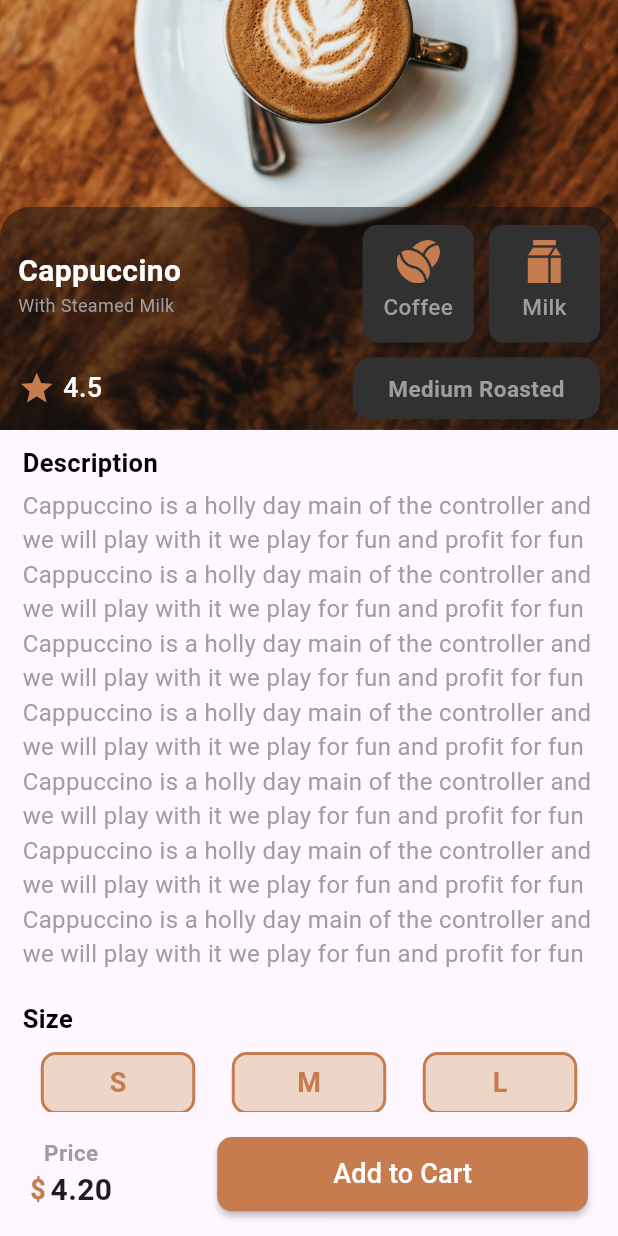
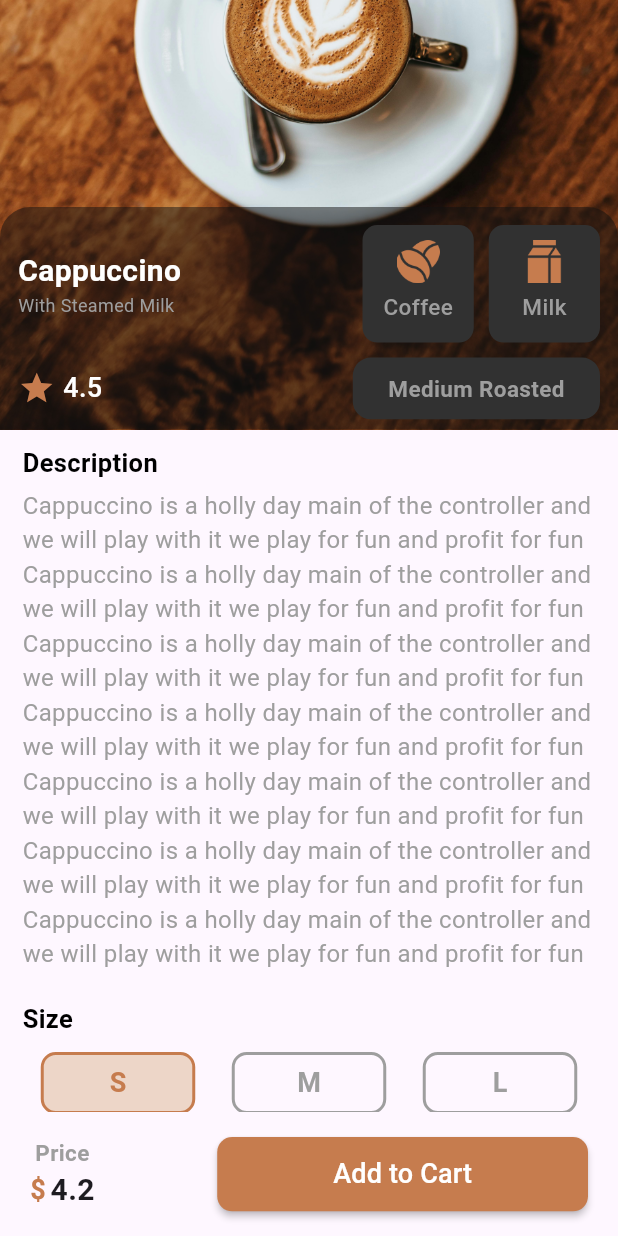
Before and after one commit to H0ss1m/coffee_shop, a Flutter app: the screen it shows after launch, scrolled down 208 dp, on a phone screen of 412 x 824 dp. Run offline on Flutter 3.47's test engine with Material 3 defaults, Android fonts, the phone set to English and light mode, and no system bars; our stand-ins replace awesome_dialog, awesome_snackbar_content, badges, firebase_auth, firebase_core, firebase_database and 4 more; accounts and stored records are empty.

Commit message:
Refactor DetailsController and Details view for size selection logic and dynamic values

```diff
--- a/lib/view/details/controller/details_controller.dart
+++ b/lib/view/details/controller/details_controller.dart
@@ -1,23 +1,8 @@
 import 'package:get/get.dart';
 
 class DetailsController extends GetxController {
-  // Controller for details view
-  bool small = true; // Toggle for small/large view
-  bool medium = false; // Toggle for medium view
-  bool large = false; // Toggle for large view
 
   void toggleSize() {
-    // Toggle between small, medium, and large sizes
-    if (small == true) {
-      medium = false;
-      large = false;
-    } else if (medium == true) {
-      small = false;
-      large = false;
-    } else {
-      small = false;
-      medium = false;
-    }
     update(); // Update the UI
   }
 }
--- a/lib/view/details/view/details.dart
+++ b/lib/view/details/view/details.dart
@@ -10,14 +10,18 @@ import 'package:get/get.dart';
 class Details extends StatelessWidget {
   Details({super.key});
 
-  String name = 'Cappuccino';
-  String extra = 'With Steamed Milk';
+  String name = 'Cappuccino'; // Change it to dynamic value.
+  String extra = 'With Steamed Milk'; // Change it to dynamic value.
   String description =
-      'Cappuccino is a holly day main of the controller and we will play with it we play for fun and profit for fun Cappuccino is a holly day main of the controller and we will play with it we play for fun and profit for fun Cappuccino is a holly day main of the controller and we will play with it we play for fun and profit for fun Cappuccino is a holly day main of the controller and we will play with it we play for fun and profit for fun Cappuccino is a holly day main of the controller and we will play with it we play for fun and profit for fun Cappuccino is a holly day main of the controller and we will play with it we play for fun and profit for fun Cappuccino is a holly day main of the controller and we will play with it we play for fun and profit for fun';
-  String roast = 'Medium Roasted';
-  double rate = 4.5;
-  double price = 4.20;
-  String size = 'S';
+      'Cappuccino is a holly day main of the controller and we will play with it we play for fun and profit for fun Cappuccino is a holly day main of the controller and we will play with it we play for fun and profit for fun Cappuccino is a holly day main of the controller and we will play with it we play for fun and profit for fun Cappuccino is a holly day main of the controller and we will play with it we play for fun and profit for fun Cappuccino is a holly day main of the controller and we will play with it we play for fun and profit for fun Cappuccino is a holly day main of the controller and we will play with it we play for fun and profit for fun Cappuccino is a holly day main of the controller and we will play with it we play for fun and profit for fun'; // Change it to dynamic value.
+  String roast = 'Medium Roasted'; // Change it to dynamic value.
+  double rate = 4.5; // Change it to dynamic value.
+  double price = 4.20; // Change it to dynamic value.
+  String size = 'S'; // Change it to dynamic value.
+  bool small = true;
+  bool medium = false;
+  bool large = false;
+  bool isFavorite = false;
 
   @override
   Widget build(BuildContext context) {
@@ -250,35 +254,23 @@ class Details extends StatelessWidget {
                                 mainAxisAlignment:
                                     MainAxisAlignment.spaceAround,
                                 children: [
-                                  cuSizeBox(context, controller, 0, () {
-                                    controller.small = true;
+                                  cuSizeBox(context, controller, 0, small, () {
+                                    small = true;
+                                    medium = false;
+                                    large = false;
                                     controller.toggleSize();
-                                    print('Small Value : ${controller.small}');
-                                    print(
-                                      'Medium Value : ${controller.medium}',
-                                    );
-                                    print('Large Value : ${controller.large}');
                                   }),
-
-                                  cuSizeBox(context, controller, 1, () {
-                                    controller.medium = true;
+                                  cuSizeBox(context, controller, 1, medium, () {
+                                    small = false;
+                                    medium = true;
+                                    large = false;
                                     controller.toggleSize();
-                                    print('Small Value : ${controller.small}');
-                                    print(
-                                      'Medium Value : ${controller.medium}',
-                                    );
-                                    print('Large Value : ${controller.large}');
                                   }),
-
-                                  // Large Size Box
-                                  cuSizeBox(context, controller, 2, () {
-                                    controller.large = true;
+                                  cuSizeBox(context, controller, 2, large, () {
+                                    small = false;
+                                    medium = false;
+                                    large = true;
                                     controller.toggleSize();
-                                    print('Small Value : ${controller.small}');
-                                    print(
-                                      'Medium Value : ${controller.medium}',
-                                    );
-                                    print('Large Value : ${controller.large}');
                                   }),
                                 ],
                               );
@@ -325,7 +317,7 @@ class Details extends StatelessWidget {
                             ),
                           ),
                           Text(
-                            '4.20',
+                            '$price',
                             style: TextStyle(
                               fontSize: 20,
                               fontWeight: FontWeight.w600,
@@ -338,7 +330,7 @@ class Details extends StatelessWidget {
 
                   const Spacer(),
 
-                  // SizedBox(width: 10),
+                  // Buy Button
                   MaterialButton(
                     color: mainColor,
                     minWidth: MediaQuery.of(context).size.width * 0.6,
--- a/lib/view/details/widget/sizeBox.dart
+++ b/lib/view/details/widget/sizeBox.dart
@@ -6,6 +6,7 @@ Widget cuSizeBox(
   BuildContext context,
   DetailsController controller,
   int size,
+  bool selected,
   void Function() onTap,
 ) {
   return InkWell(
@@ -15,19 +16,22 @@ Widget cuSizeBox(
       width: MediaQuery.of(context).size.width * 0.25,
       height: MediaQuery.of(context).size.height * 0.05,
       decoration: BoxDecoration(
-        color: controller.small ? thirdColor : Colors.transparent,
+        color: selected ? thirdColor : Colors.transparent,
         borderRadius: BorderRadius.circular(10),
-        border: Border.all(
-          color: controller.small ? mainColor : Colors.transparent,
-          width: 2,
-        ),
+        border: Border.all(color: selected ? mainColor : Colors.grey, width: 2),
       ),
       child: Text(
-        size == 0 ? 'S' : size == 1 ? 'M' : size == 2 ? 'L' : 'error',
+        size == 0
+            ? 'S'
+            : size == 1
+            ? 'M'
+            : size == 2
+            ? 'L'
+            : 'error',
         style: TextStyle(
           fontSize: 18,
           fontWeight: FontWeight.bold,
-          color: controller.small ? mainColor : Colors.grey,
+          color: selected ? mainColor : Colors.grey,
         ),
       ),
     ),
```
